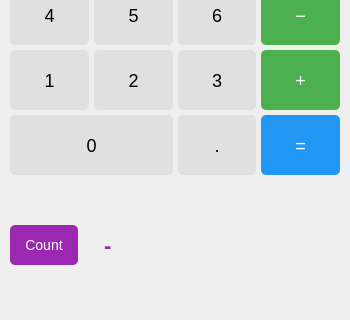
Above: Apps/Calculator/calculator.ui from pacowon/appDrawer before the change; both pictures show x 0 to 350 and y 240 to 560 of the 350 by 560 pixel window. Below: the same form after it.
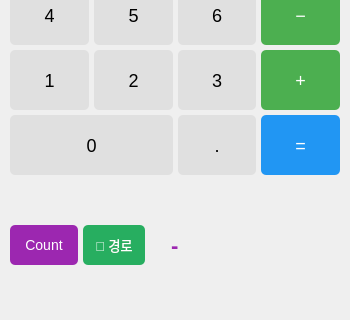
That is the form after the change.

What changed in the file:
```diff
--- a/Apps/Calculator/calculator.ui
+++ b/Apps/Calculator/calculator.ui
@@ -204,6 +204,19 @@
        <property name="text"><string>Count</string></property>
       </widget>
      </item>
+     <item>
+      <widget class="QPushButton" name="btn_show_path">
+       <property name="minimumSize">
+        <size><width>0</width><height>40</height></size>
+       </property>
+       <property name="styleSheet">
+        <string notr="true">font-size: 13px; background-color: #27ae60; color: white; border: none; border-radius: 5px; padding: 5px 12px;</string>
+       </property>
+       <property name="text">
+        <string>📂 경로</string>
+       </property>
+      </widget>
+     </item>
      <item>
       <widget class="QLabel" name="count_label">
        <property name="text"><string>-</string></property>
```
